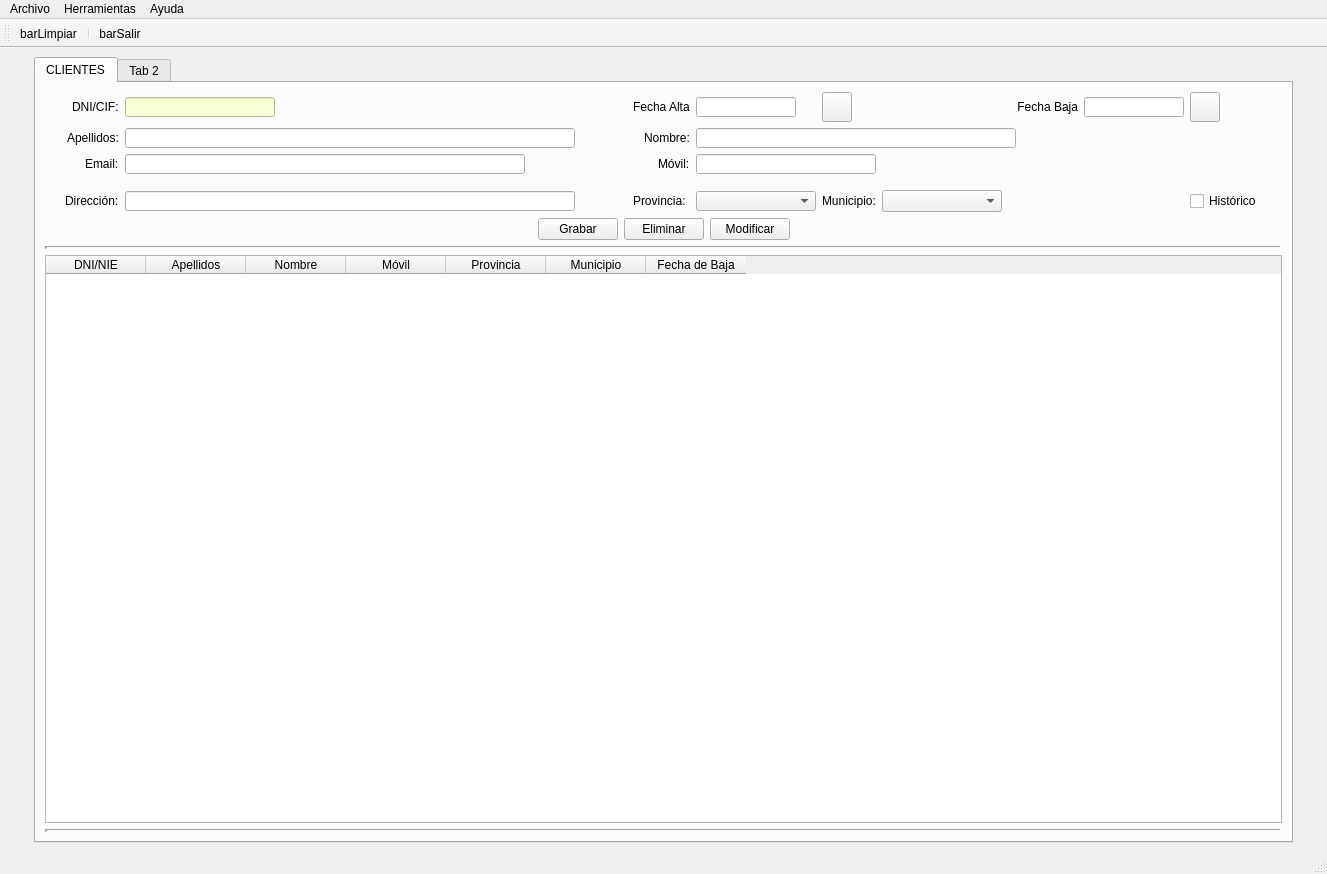
Old version of the form templates/VenPrincipal.ui in the repository joeelfgrd/Di-Proyect.
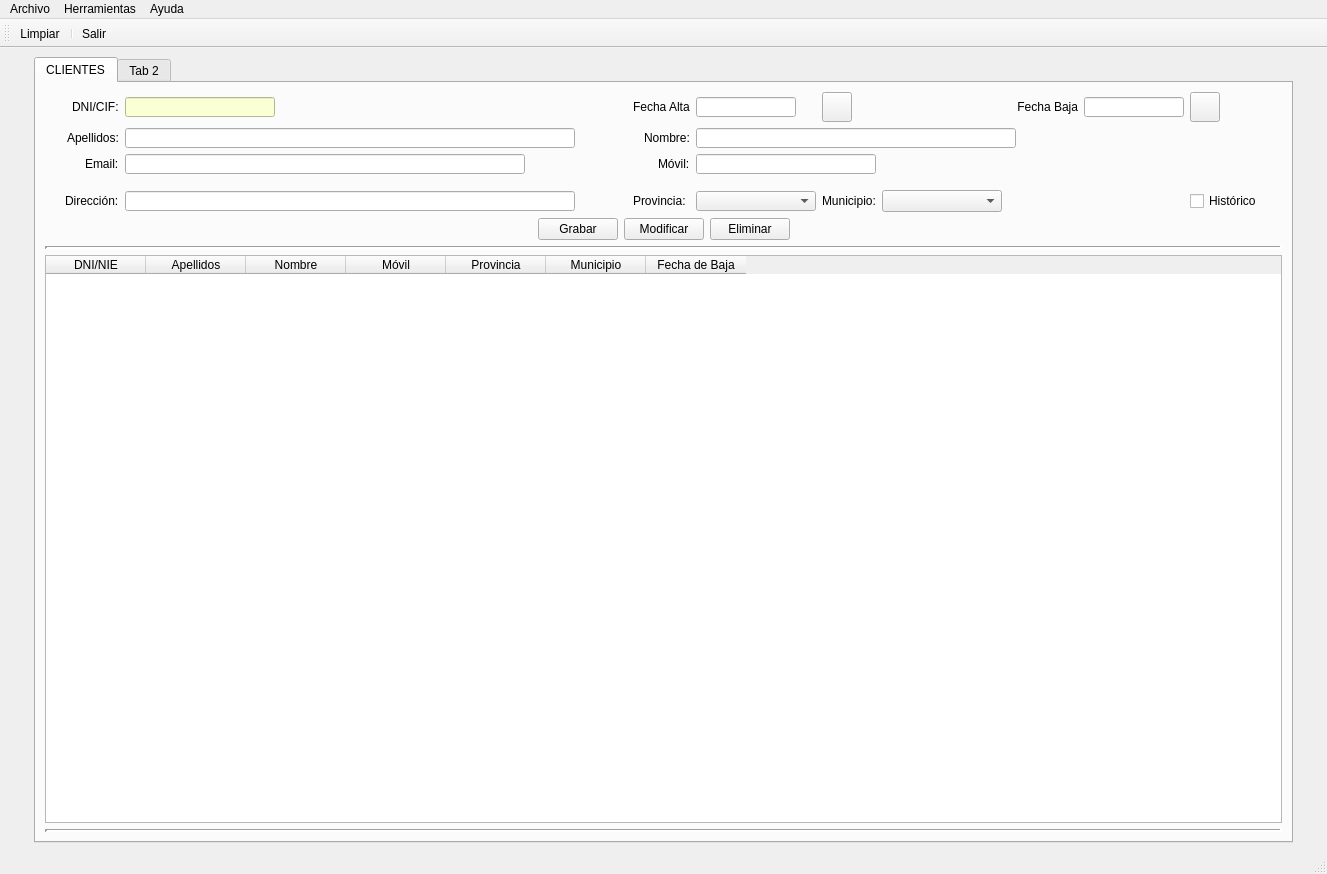
New version of the form. Icons and pictures are not drawn.

The edit to the form file:
```diff
--- a/templates/VenPrincipal.ui
+++ b/templates/VenPrincipal.ui
@@ -593,25 +593,6 @@
             </property>
            </widget>
           </item>
-          <item>
-           <widget class="QPushButton" name="btnDelCli">
-            <property name="minimumSize">
-             <size>
-              <width>80</width>
-              <height>20</height>
-             </size>
-            </property>
-            <property name="maximumSize">
-             <size>
-              <width>80</width>
-              <height>25</height>
-             </size>
-            </property>
-            <property name="text">
-             <string>Eliminar</string>
-            </property>
-           </widget>
-          </item>
           <item>
            <widget class="QPushButton" name="btnModifCli">
             <property name="minimumSize">
@@ -631,6 +612,25 @@
             </property>
            </widget>
           </item>
+          <item>
+           <widget class="QPushButton" name="btnDelCli">
+            <property name="minimumSize">
+             <size>
+              <width>80</width>
+              <height>20</height>
+             </size>
+            </property>
+            <property name="maximumSize">
+             <size>
+              <width>80</width>
+              <height>25</height>
+             </size>
+            </property>
+            <property name="text">
+             <string>Eliminar</string>
+            </property>
+           </widget>
+          </item>
           <item>
            <spacer name="horizontalSpacer_6">
             <property name="orientation">
@@ -833,7 +833,7 @@
     </iconset>
    </property>
    <property name="text">
-    <string>barSalir</string>
+    <string>Salir</string>
    </property>
    <property name="toolTip">
     <string>Salir</string>
@@ -849,7 +849,7 @@
     </iconset>
    </property>
    <property name="text">
-    <string>barLimpiar</string>
+    <string>Limpiar</string>
    </property>
    <property name="toolTip">
     <string>Limpiar</string>
```
Left out of the diff: 37 changed lines with no effect on the pictures.
